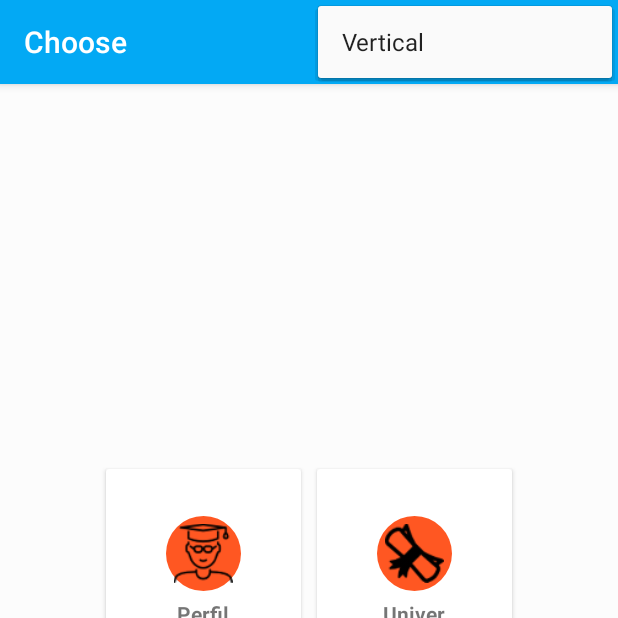
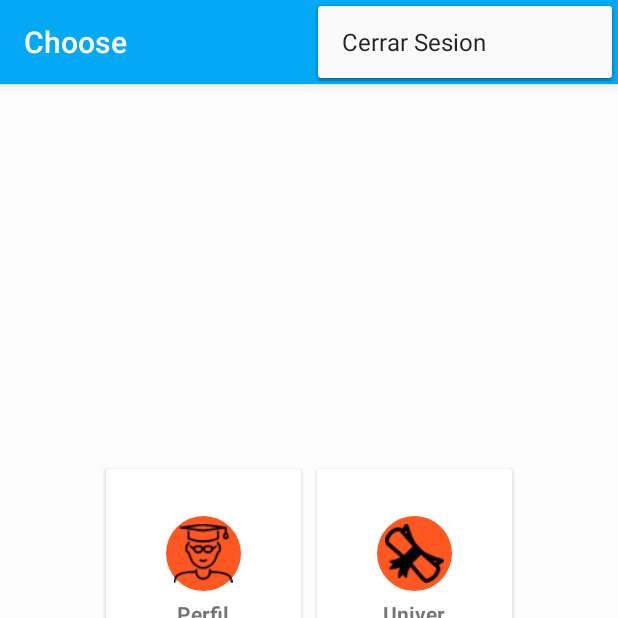
Before and after one commit to HackathonNicaragua/nicadroid, an Android app: the screen it shows after launch once a user with an empty profile is signed in (MainActivity), with the options menu open, on a phone screen of 412 x 824 dp, the top half of it. Run offline under Robolectric (Android 15) with nearby library versions, the phone set to English and light mode, and no system bars; our stand-ins replace Firebase (no records; nobody signed in at launch, a user with empty details on screens opened directly); libraries missing offline, so code that uses them is left out: com.facebook, com.facebook.login; 1 statement that could not run was skipped.

Commit message:
YAAAAAA !! ESTE SI !!

```diff
--- a/app/src/main/res/menu/menu_perfil.xml
+++ b/app/src/main/res/menu/menu_perfil.xml
@@ -10,7 +10,7 @@
 
     <item
         android:id="@+id/LayoutType"
-        android:title="Vertical"
+        android:title="Cerrar Sesion"
         app:showAsAction="never"></item>
 
 </menu>
```
